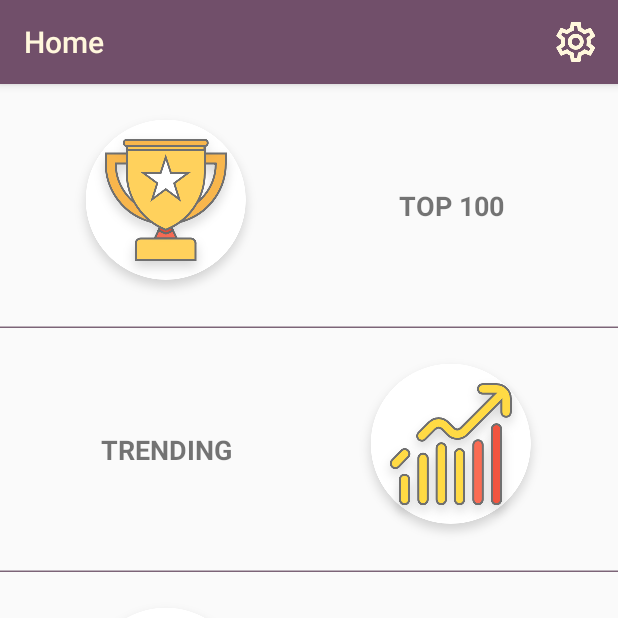
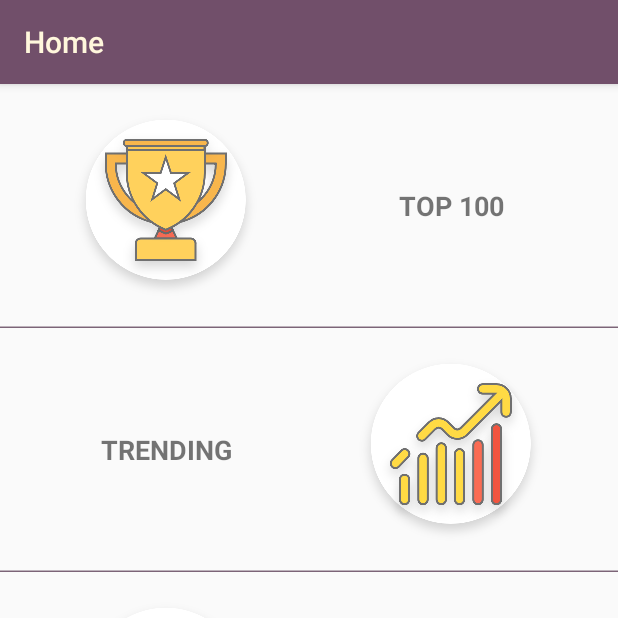
Before and after one commit to arehmanhameed/utube-android, an Android app: the MainActivity screen opened directly, with no data from a screen before it, on a phone screen of 412 x 824 dp, the top half of it. Run offline under Robolectric (Android 15) with nearby library versions, the phone set to English and light mode, and no system bars.

Commit message:
Commented side menu share option

```diff
--- a/UTube/app/src/main/res/menu/side_menu.xml
+++ b/UTube/app/src/main/res/menu/side_menu.xml
@@ -1,9 +1,9 @@
 <?xml version="1.0" encoding="utf-8"?>
 <menu xmlns:android="http://schemas.android.com/apk/res/android"
 	  xmlns:app="http://schemas.android.com/apk/res-auto">
-	<item
-		android:id="@+id/share"
-		android:icon="@drawable/ic_settings"
-		android:title="@string/settings"
-		app:showAsAction="always"/>
+	<!--<item-->
+		<!--android:id="@+id/share"-->
+		<!--android:icon="@drawable/ic_settings"-->
+		<!--android:title="@string/settings"-->
+		<!--app:showAsAction="always"/>-->
 </menu>
```
